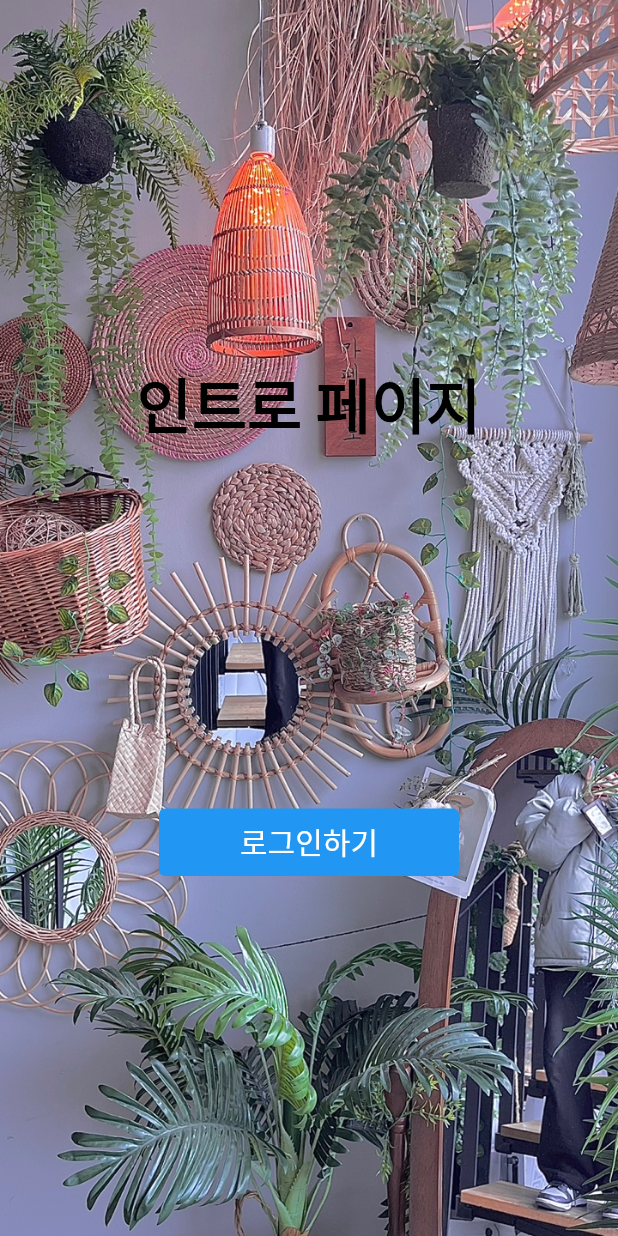
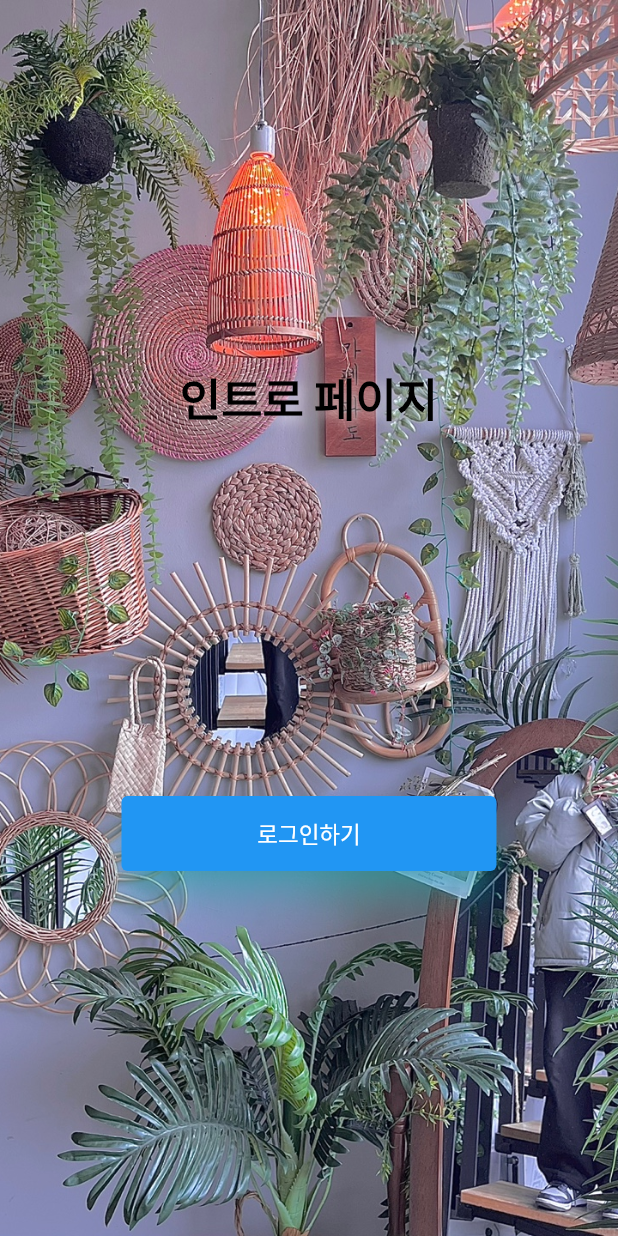
Before and after one commit to HyerimKimm/routepractice, a Flutter app: the screen it shows after launch, on a phone screen of 412 x 824 dp. Run offline on Flutter 3.47's test engine with Material 2 defaults, Android fonts, the phone set to English and light mode, and no system bars; our stand-ins replace extended_image.

Commit message:
할머니 휴대폰을 훔쳐서 휴대폰에서 ui 테스트를하고, 인트로페이지와 앱바 theme style을 수정했다^^

```diff
--- a/lib/main.dart
+++ b/lib/main.dart
@@ -20,17 +20,22 @@ class MyApp extends StatelessWidget {
         primarySwatch: Colors.blue,
         primaryColorLight: Colors.white,
         textTheme: TextTheme(
-            headline1 : TextStyle(fontFamily: 'NotoSansKR', fontWeight: FontWeight.bold, fontSize: 40, color: Colors.black ,),
-            bodyText1 : TextStyle(fontFamily: 'NotoSansKR', fontWeight: FontWeight.normal, fontSize: 20, color: Colors.black),
-            button: TextStyle(fontFamily: 'NotoSansKR', fontWeight: FontWeight.normal, fontSize: 20, color: Colors.white)
+            headline1 : TextStyle(fontFamily: 'NotoSansKR', fontWeight: FontWeight.bold, fontSize: 30, color: Colors.black ,
+                shadows: <Shadow>[
+                  Shadow(
+                    offset: Offset(3.0, 3.0), blurRadius: 10.0, color: Color.fromRGBO(255, 255, 255, 0.55)
+                  )
+                ] ),
+            bodyText1 : TextStyle(fontFamily: 'NotoSansKR', fontWeight: FontWeight.normal, fontSize: 18, color: Colors.black),
+            button: TextStyle(fontFamily: 'NotoSansKR', fontWeight: FontWeight.normal, fontSize: 15, color: Colors.white)
         ),
         appBarTheme: const AppBarTheme(
           backgroundColor: Colors.white,
           shadowColor: Colors.white38,
           iconTheme: IconThemeData(color: Colors.black54),
           centerTitle: true,
-          elevation: 2,
-          titleTextStyle: TextStyle(color: Colors.black54, fontWeight: FontWeight.bold, fontSize: 22),
+          elevation: 5,
+          titleTextStyle: TextStyle(color: Colors.black54, fontWeight: FontWeight.bold, fontSize: 15),
         ),
         textButtonTheme: TextButtonThemeData(
           style: TextButton.styleFrom(
--- a/lib/pages/intro_page.dart
+++ b/lib/pages/intro_page.dart
@@ -29,9 +29,13 @@ class IntroPage extends StatelessWidget {
                 ),
                 Center(
                   child: SizedBox(
-                    width: 200,
-                    height: 45,
+                    width: 250,
+                    height: 50,
                     child: TextButton(
+                      style: TextButton.styleFrom(
+                        elevation: 10,
+                        shadowColor: Colors.cyanAccent
+                      ),
                       child: Text(
                         '로그인하기',
                         style: Theme.of(context).textTheme.button,
```
